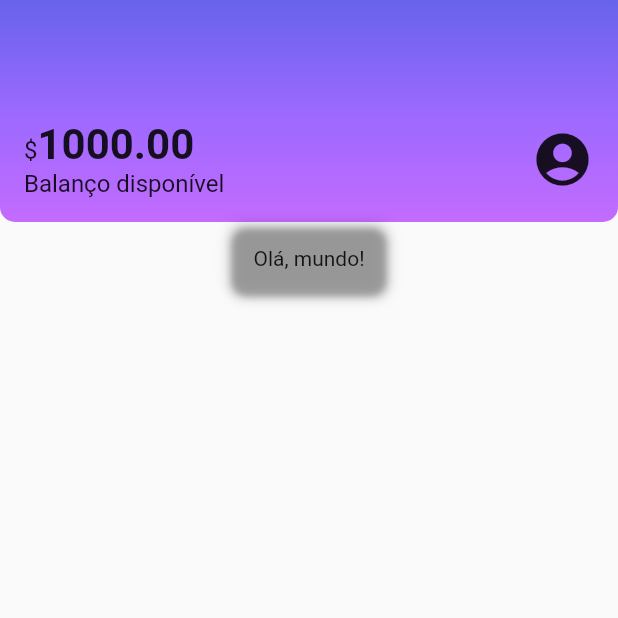
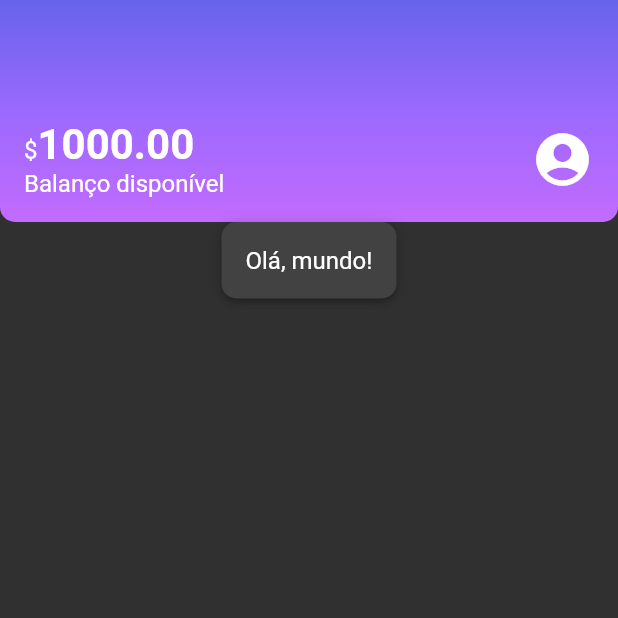
Before and after one commit to jhoisz/alubank_curso, a Flutter app: the screen it shows after launch, on a phone screen of 412 x 824 dp, the top half of it. Run offline on Flutter 3.47's test engine with Material 2 defaults, Android fonts, the phone set to English and light mode, and no system bars.

Commit message:
Implementando temas

```diff
--- a/lib/components/box_card.dart
+++ b/lib/components/box_card.dart
@@ -11,6 +11,7 @@ class BoxCard extends StatelessWidget {
       decoration: BoxDecoration(
         boxShadow: kElevationToShadow[3],
         borderRadius: BorderRadius.circular(10),
+        color: Theme.of(context).cardColor,
       ),
       child: boxContent,
     );
--- a/lib/components/sections/header.dart
+++ b/lib/components/sections/header.dart
@@ -1,3 +1,4 @@
+import 'package:alubank_curso/themes/theme_colors.dart';
 import 'package:flutter/material.dart';
 
 class Header extends StatelessWidget {
@@ -10,11 +11,7 @@ class Header extends StatelessWidget {
         gradient: LinearGradient(
             begin: Alignment.topCenter,
             end: Alignment.bottomCenter,
-            colors: [
-              Color.fromRGBO(103, 99, 234, 1.0),
-              Color.fromRGBO(155, 105, 254, 1.0),
-              Color.fromRGBO(195, 107, 255, 1.0),
-            ]),
+            colors: ThemeColors.headerGradient),
         borderRadius: BorderRadius.vertical(
           bottom: Radius.circular(10.0),
         ),
@@ -25,27 +22,20 @@ class Header extends StatelessWidget {
         children: [
           Column(
             crossAxisAlignment: CrossAxisAlignment.start,
-            children: const [
+            children: [
               Text.rich(
                 TextSpan(
                   text: '\$',
-                  style: TextStyle(
-                    fontSize: 16,
-                  ),
                   children: <TextSpan>[
                     TextSpan(
                       text: '1000.00',
-                      style: TextStyle(
-                          fontSize: 28.0, fontWeight: FontWeight.bold),
+                      style: Theme.of(context).textTheme.bodyLarge,
                     )
                   ],
                 ),
               ),
-              Text(
+              const Text(
                 'Balanço disponível',
-                style: TextStyle(
-                  fontSize: 16.0,
-                ),
               ),
             ],
           ),
--- a/lib/main.dart
+++ b/lib/main.dart
@@ -1,4 +1,5 @@
 import 'package:alubank_curso/screens/home.dart';
+import 'package:alubank_curso/themes/my_theme.dart';
 import 'package:flutter/material.dart';
 
 void main() {
@@ -10,9 +11,10 @@ class Alubank extends StatelessWidget {
 
   @override
   Widget build(BuildContext context) {
-    return const MaterialApp(
+    return MaterialApp(
+      theme: myTheme,
       title: 'Alubank',
-      home: Home(),
+      home: const Home(),
     );
   }
 }
--- /dev/null
+++ b/lib/themes/my_theme.dart
@@ -0,0 +1,11 @@
+import 'package:alubank_curso/themes/theme_colors.dart';
+import 'package:flutter/material.dart';
+
+ThemeData myTheme = ThemeData(
+  primarySwatch: ThemeColors.primaryColor,
+  primaryColor: ThemeColors.primaryColor,
+  brightness: Brightness.dark,
+  textTheme: const TextTheme(
+      bodyMedium: TextStyle(fontSize: 16.0),
+      bodyLarge: TextStyle(fontSize: 28.0, fontWeight: FontWeight.bold)),
+);
--- /dev/null
+++ b/lib/themes/theme_colors.dart
@@ -0,0 +1,10 @@
+import 'package:flutter/material.dart';
+
+class ThemeColors {
+  static const MaterialColor primaryColor = Colors.purple;
+  static const List<Color> headerGradient = [
+    Color.fromRGBO(103, 99, 234, 1.0),
+    Color.fromRGBO(155, 105, 254, 1.0),
+    Color.fromRGBO(195, 107, 255, 1.0),
+  ];
+}
```
